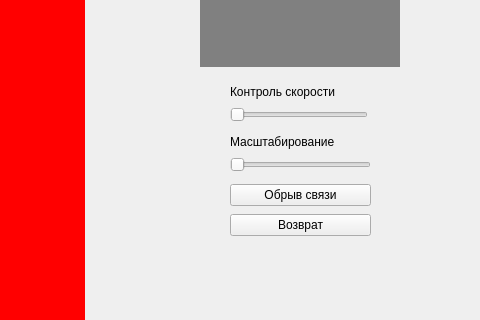
Before: the Qt Designer form test-project/simulate/form.ui in RuMax21/simulate_dron, drawn with Qt 5; both pictures show x 800 to 1280 and y 177 to 497 of the 1280 by 720 pixel window.
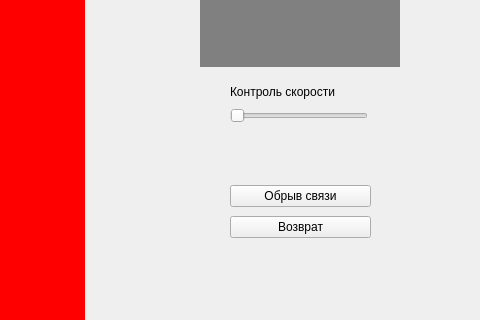
After: the same form once the commit is applied.

```diff
--- a/test-project/simulate/form.ui
+++ b/test-project/simulate/form.ui
@@ -80,13 +80,13 @@
      <string/>
     </property>
    </widget>
-   <widget class="QWidget" name="">
+   <widget class="QWidget" name="layoutWidget">
     <property name="geometry">
      <rect>
       <x>1030</x>
       <y>240</y>
       <width>138</width>
-      <height>40</height>
+      <height>41</height>
      </rect>
     </property>
     <layout class="QVBoxLayout" name="verticalLayout">
@@ -118,13 +118,13 @@
      </item>
     </layout>
    </widget>
-   <widget class="QWidget" name="">
+   <widget class="QWidget" name="layoutWidget">
     <property name="geometry">
      <rect>
       <x>1030</x>
       <y>340</y>
       <width>141</width>
-      <height>58</height>
+      <height>60</height>
      </rect>
     </property>
     <layout class="QVBoxLayout" name="verticalLayout_2">
@@ -144,27 +144,20 @@
      </item>
     </layout>
    </widget>
-   <widget class="QWidget" name="">
+   <widget class="QWidget" name="layoutWidget">
     <property name="geometry">
      <rect>
       <x>1030</x>
       <y>290</y>
       <width>141</width>
-      <height>40</height>
+      <height>41</height>
      </rect>
     </property>
     <layout class="QVBoxLayout" name="verticalLayout_3">
      <item>
       <widget class="QLabel" name="label">
        <property name="text">
-        <string>Масштабирование</string>
-       </property>
-      </widget>
-     </item>
-     <item>
-      <widget class="QSlider" name="horizontalSlider">
-       <property name="orientation">
-        <enum>Qt::Horizontal</enum>
+        <string/>
        </property>
       </widget>
      </item>
```
Left out of the diff: 4 changed lines with no effect on the pictures.
